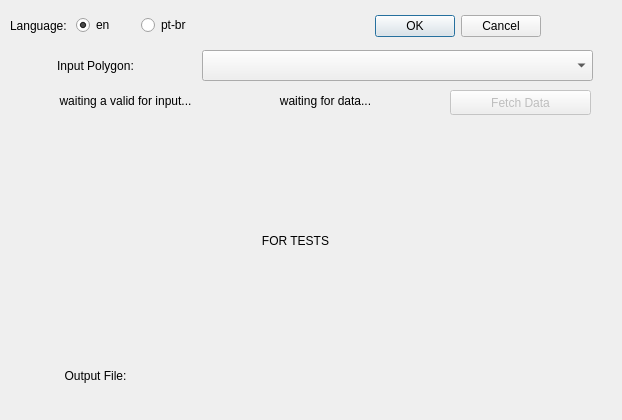
Above: osm_sidewalkreator_dialog_base.ui from kauevestena/osm_sidewalkreator before the change. Below: the same form after it.
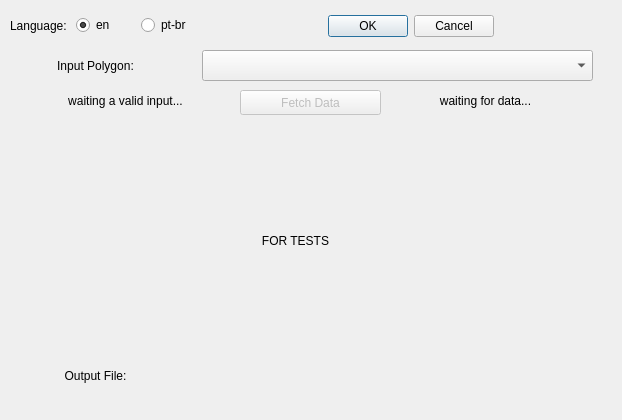
That is the form after the change. Custom widgets are drawn as their Qt base class.

```diff
--- a/osm_sidewalkreator_dialog_base.ui
+++ b/osm_sidewalkreator_dialog_base.ui
@@ -14,9 +14,12 @@
    <string>OSM SidewalKreator</string>
   </property>
   <widget class="QDialogButtonBox" name="button_box">
+   <property name="enabled">
+    <bool>true</bool>
+   </property>
    <property name="geometry">
     <rect>
-     <x>200</x>
+     <x>240</x>
      <y>10</y>
      <width>341</width>
      <height>32</height>
@@ -28,6 +31,9 @@
    <property name="standardButtons">
     <set>QDialogButtonBox::Cancel|QDialogButtonBox::Ok</set>
    </property>
+   <property name="centerButtons">
+    <bool>true</bool>
+   </property>
   </widget>
   <widget class="QWidget" name="horizontalLayoutWidget">
    <property name="geometry">
@@ -129,7 +135,7 @@
    </property>
    <property name="geometry">
     <rect>
-     <x>450</x>
+     <x>240</x>
      <y>90</y>
      <width>141</width>
      <height>25</height>
@@ -168,7 +174,7 @@
     </rect>
    </property>
    <property name="text">
-    <string>waiting a valid for input...</string>
+    <string>waiting a valid input...</string>
    </property>
    <property name="alignment">
     <set>Qt::AlignCenter</set>
@@ -177,7 +183,7 @@
   <widget class="QLabel" name="input_status_of_data">
    <property name="geometry">
     <rect>
-     <x>240</x>
+     <x>400</x>
      <y>90</y>
      <width>171</width>
      <height>21</height>
```
